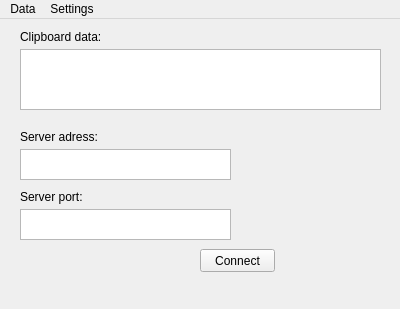
First picture: the form in SharePaste/mainwindow.ui, repository Thandorcat/SharePaste, before the edit.
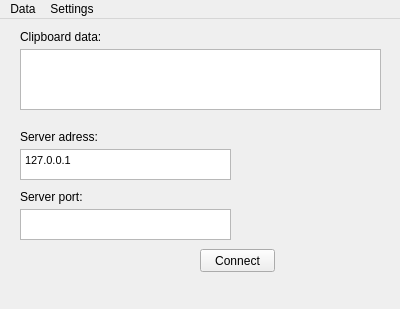
Second picture: the form after the edit.

Patch:
```diff
--- a/SharePaste/mainwindow.ui
+++ b/SharePaste/mainwindow.ui
@@ -97,6 +97,13 @@
       <height>31</height>
      </rect>
     </property>
+    <property name="html">
+     <string>&lt;!DOCTYPE HTML PUBLIC &quot;-//W3C//DTD HTML 4.0//EN&quot; &quot;http://www.w3.org/TR/REC-html40/strict.dtd&quot;&gt;
+&lt;html&gt;&lt;head&gt;&lt;meta name=&quot;qrichtext&quot; content=&quot;1&quot; /&gt;&lt;style type=&quot;text/css&quot;&gt;
+p, li { white-space: pre-wrap; }
+&lt;/style&gt;&lt;/head&gt;&lt;body style=&quot; font-family:'MS Shell Dlg 2'; font-size:8.25pt; font-weight:400; font-style:normal;&quot;&gt;
+&lt;p style=&quot; margin-top:0px; margin-bottom:0px; margin-left:0px; margin-right:0px; -qt-block-indent:0; text-indent:0px;&quot;&gt;127.0.0.1&lt;/p&gt;&lt;/body&gt;&lt;/html&gt;</string>
+    </property>
    </widget>
    <widget class="QTextEdit" name="portField">
     <property name="geometry">
```
